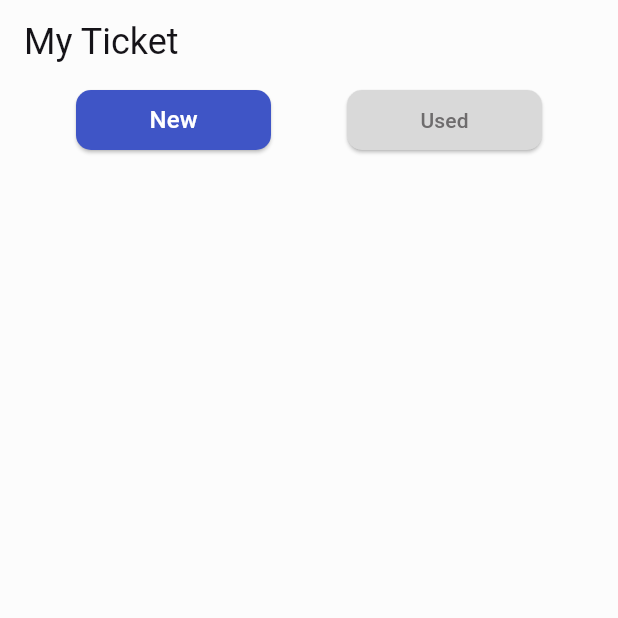
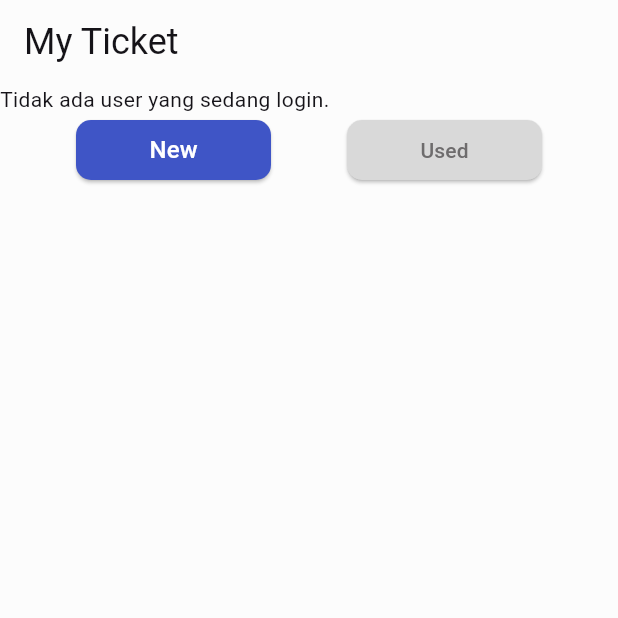
Before and after one commit to Azkina1123/flutix, a Flutter app: the MyTicketPage screen opened directly, on a phone screen of 412 x 824 dp, the top half of it. Run offline on Flutter 3.47's test engine with Material 2 defaults, Android fonts, the phone set to English and light mode, and no system bars; our stand-ins replace cloud_firestore, email_validator, equatable, firebase_auth, firebase_core; accounts and stored records are empty; network calls fail.

Commit message:
fix: my ticket page

```diff
--- a/lib/ui/pages/my_ticket_page.dart
+++ b/lib/ui/pages/my_ticket_page.dart
@@ -9,6 +9,7 @@ class MyTicketPage extends StatefulWidget {
 
 class _MyTicketPageState extends State<MyTicketPage> {
   int _index = 0;
+  User1? _user;
 
   @override
   Widget build(BuildContext context) {
@@ -29,6 +30,18 @@ class _MyTicketPageState extends State<MyTicketPage> {
         return ListView(
           // crossAxisAlignment: CrossAxisAlignment.start,
           children: [
+            FutureBuilder<User1>(
+              future: Provider.of<UserData>(context, listen: false)
+                  .getUser(FirebaseAuth.instance.currentUser!.email!),
+              builder:
+                (context, snapshot) {
+                  if (snapshot.hasData) {
+                    _user = snapshot.data!;
+                  }
+                  return Text("Tidak ada user yang sedang login.");
+                },
+
+            ),
             Row(
               mainAxisAlignment: MainAxisAlignment.spaceEvenly,
               children: [
@@ -80,6 +93,8 @@ class _MyTicketPageState extends State<MyTicketPage> {
             StreamBuilder<QuerySnapshot>(
                 stream: ticketData.tickets
                     .where("used", isEqualTo: _index == 0 ? false : true)
+                    .where("userId",
+                        isEqualTo: _user!.id)
                     .snapshots(),
                 builder: (_, snapshot) {
                   if (snapshot.connectionState == ConnectionState.waiting) {
--- a/lib/ui/pages/pages.dart
+++ b/lib/ui/pages/pages.dart
@@ -4,6 +4,7 @@ import 'dart:math';
 import 'dart:ui';
 
 import 'package:cloud_firestore/cloud_firestore.dart';
+import 'package:firebase_auth/firebase_auth.dart';
 import 'package:flutix/models/models.dart';
 import 'package:flutix/providers/providers.dart';
 import 'package:flutix/services/services.dart';
```
Also changed, not shown: lib/providers/user_data.dart (+30 -1 lines).
